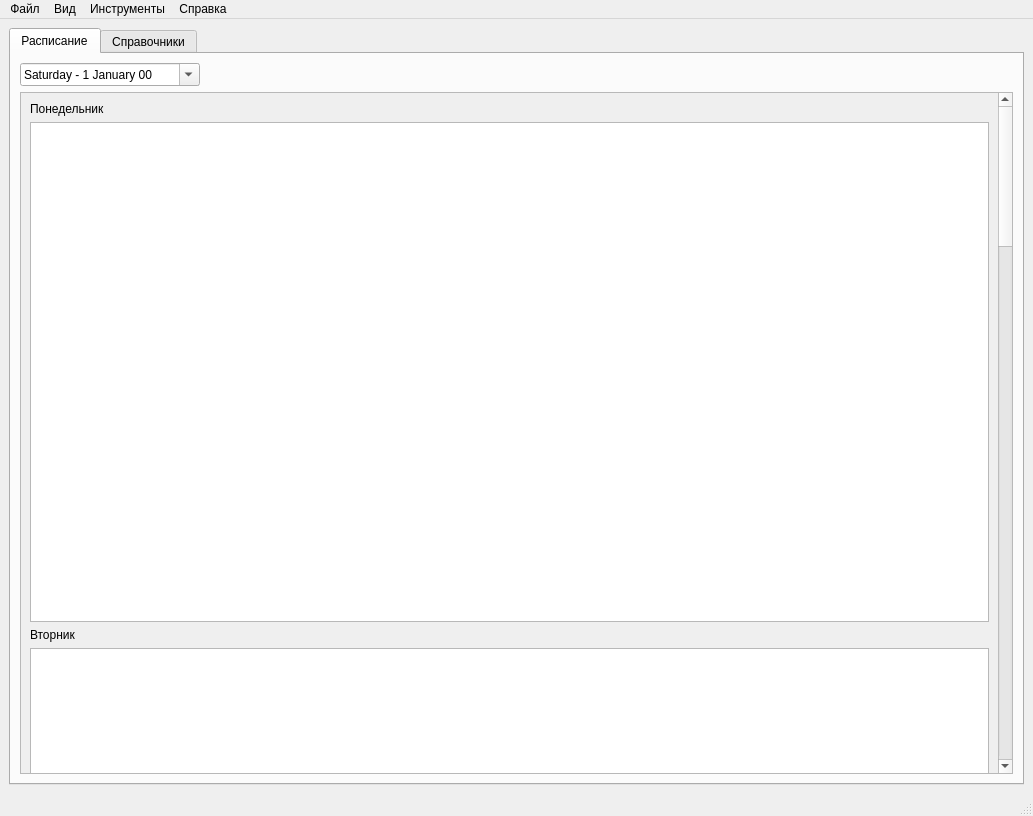
Before: the Qt Designer form src/interface/mainwindow.ui in YoukaiCat/TMIS, drawn with Qt 5.
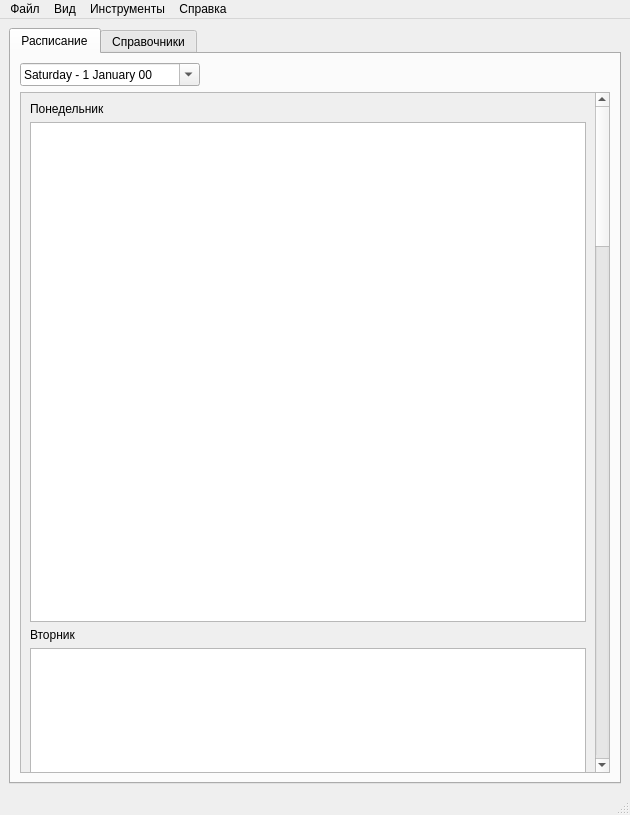
After: the same form once the commit is applied.

What changed in the file:
```diff
--- a/src/interface/mainwindow.ui
+++ b/src/interface/mainwindow.ui
@@ -6,8 +6,8 @@
    <rect>
     <x>0</x>
     <y>0</y>
-    <width>1033</width>
-    <height>816</height>
+    <width>630</width>
+    <height>815</height>
    </rect>
   </property>
   <property name="windowTitle">
@@ -76,12 +76,12 @@
               <rect>
                <x>0</x>
                <y>0</y>
-               <width>986</width>
+               <width>583</width>
                <height>3136</height>
               </rect>
              </property>
              <layout class="QGridLayout" name="gridLayout_14">
-              <item row="5" column="1">
+              <item row="5" column="0">
                <widget class="QTableView" name="studiesTableView3">
                 <property name="minimumSize">
                  <size>
@@ -118,7 +118,7 @@
                 </attribute>
                </widget>
               </item>
-              <item row="7" column="1">
+              <item row="7" column="0">
                <widget class="QTableView" name="studiesTableView4">
                 <property name="minimumSize">
                  <size>
@@ -155,7 +155,7 @@
                 </attribute>
                </widget>
               </item>
-              <item row="3" column="1">
+              <item row="3" column="0">
                <widget class="QTableView" name="studiesTableView2">
                 <property name="minimumSize">
                  <size>
@@ -192,28 +192,28 @@
                 </attribute>
                </widget>
               </item>
-              <item row="2" column="1">
+              <item row="2" column="0">
                <widget class="QLabel" name="dayLabel2">
                 <property name="text">
                  <string>Вторник</string>
                 </property>
                </widget>
               </item>
-              <item row="6" column="1">
+              <item row="6" column="0">
                <widget class="QLabel" name="dayLabel4">
                 <property name="text">
                  <string>Четверг</string>
                 </property>
                </widget>
               </item>
-              <item row="4" column="1">
+              <item row="4" column="0">
                <widget class="QLabel" name="dayLabel3">
                 <property name="text">
                  <string>Среда</string>
                 </property>
                </widget>
               </item>
-              <item row="9" column="1">
+              <item row="9" column="0">
                <widget class="QTableView" name="studiesTableView5">
                 <property name="minimumSize">
                  <size>
@@ -250,7 +250,7 @@
                 </attribute>
                </widget>
               </item>
-              <item row="1" column="1">
+              <item row="1" column="0">
                <widget class="QTableView" name="studiesTableView">
                 <property name="minimumSize">
                  <size>
@@ -299,7 +299,7 @@
                 </attribute>
                </widget>
               </item>
-              <item row="11" column="1">
+              <item row="11" column="0">
                <widget class="QTableView" name="studiesTableView6">
                 <property name="minimumSize">
                  <size>
@@ -336,21 +336,21 @@
                 </attribute>
                </widget>
               </item>
-              <item row="8" column="1">
+              <item row="8" column="0">
                <widget class="QLabel" name="dayLabel5">
                 <property name="text">
                  <string>Пятница</string>
                 </property>
                </widget>
               </item>
-              <item row="0" column="1">
+              <item row="0" column="0">
                <widget class="QLabel" name="dayLabel">
                 <property name="text">
                  <string>Понедельник</string>
                 </property>
                </widget>
               </item>
-              <item row="10" column="1">
+              <item row="10" column="0">
                <widget class="QLabel" name="dayLabel6">
                 <property name="text">
                  <string>Суббота</string>
@@ -478,7 +478,7 @@
     <rect>
      <x>0</x>
      <y>0</y>
-     <width>1033</width>
+     <width>630</width>
      <height>20</height>
     </rect>
    </property>
```
